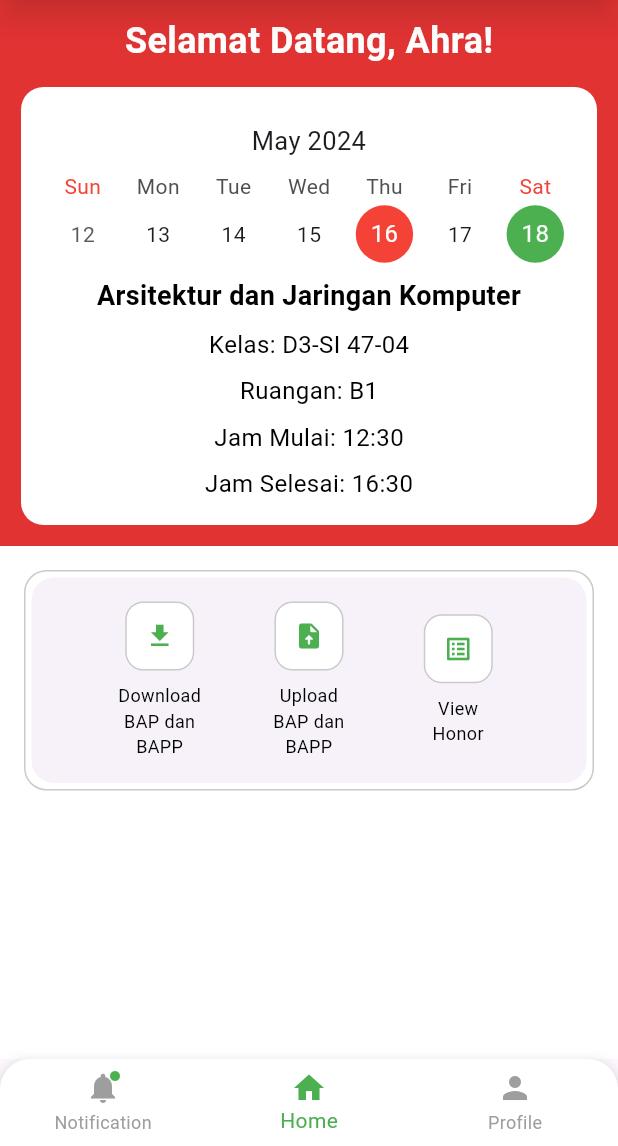
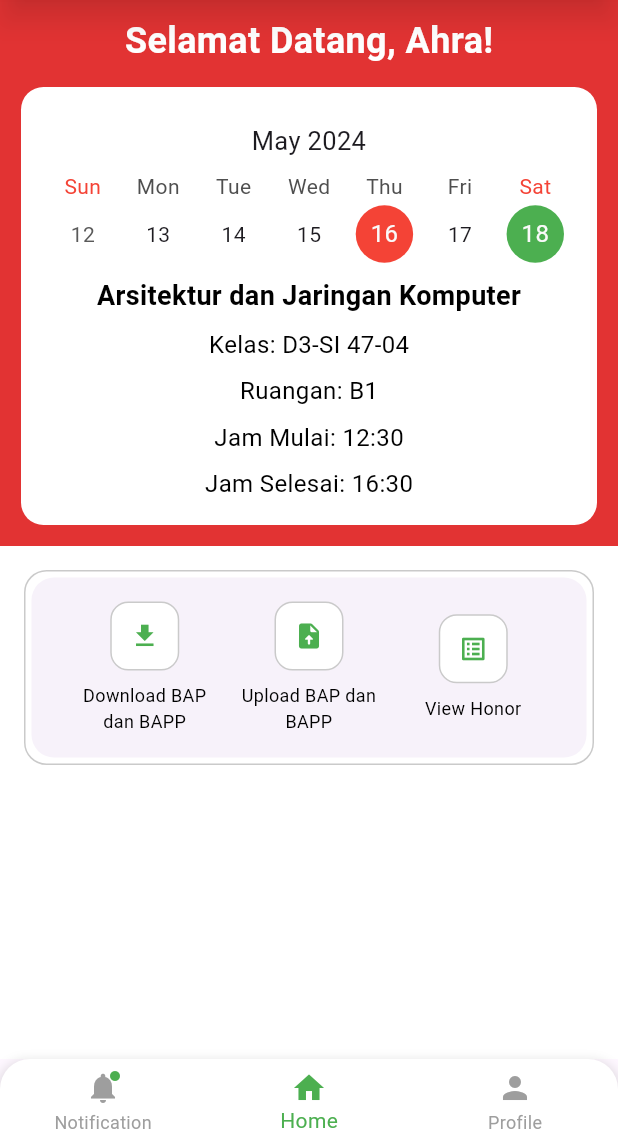
Before and after one commit to reiiihuh/assistfit, a Flutter app: the HomePage screen opened directly, on a phone screen of 412 x 824 dp, the part 90-1236 px from its top. Run offline on Flutter 3.47's test engine with Material 3 defaults, Android fonts, the phone set to English and light mode, and no system bars; drawn by our look-alikes of table_calendar.

Commit message:
minor adjustment (text container width)

```diff
--- a/lib/homepage.dart
+++ b/lib/homepage.dart
@@ -241,7 +241,7 @@ class HomePage extends StatelessWidget {
           ),
           const SizedBox(height: 8),
           Container(
-            width: 60, // Set a fixed width
+            width: 100, // Set a fixed width
             child: Text(
               label,
               textAlign: TextAlign.center,
```
